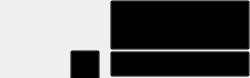
Old version of the form VideoPlayer/videomodels/RecVideoItem.ui in the repository huizhang556/pc-video-player.
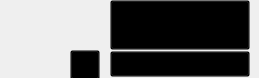
New version of the form. Icons and pictures are not drawn.

```diff
--- a/VideoPlayer/videomodels/RecVideoItem.ui
+++ b/VideoPlayer/videomodels/RecVideoItem.ui
@@ -6,7 +6,7 @@
    <rect>
     <x>0</x>
     <y>0</y>
-    <width>250</width>
+    <width>259</width>
     <height>78</height>
    </rect>
   </property>
```
